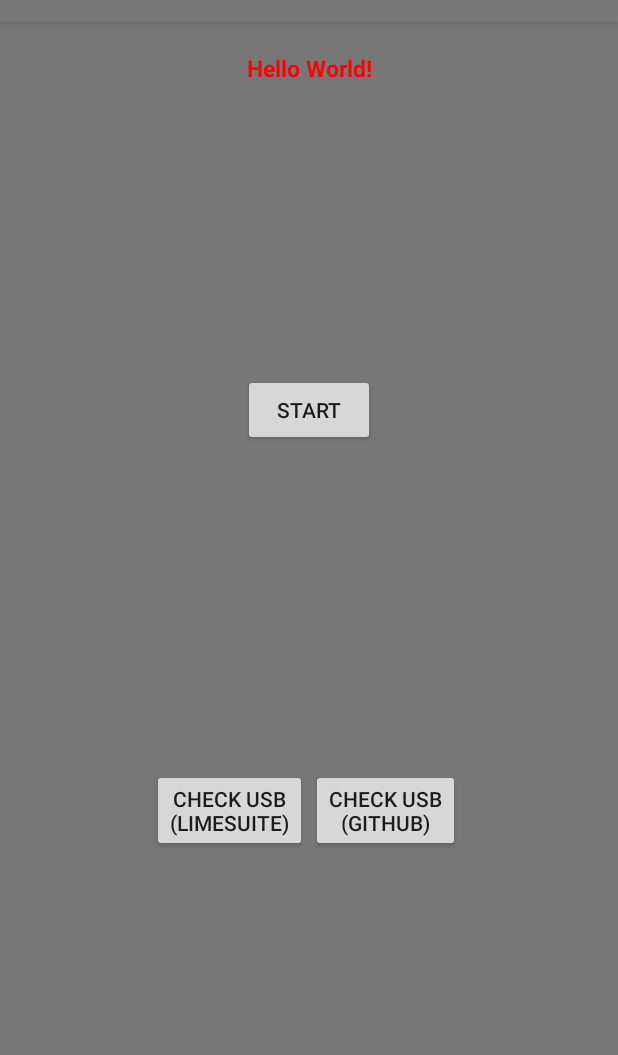
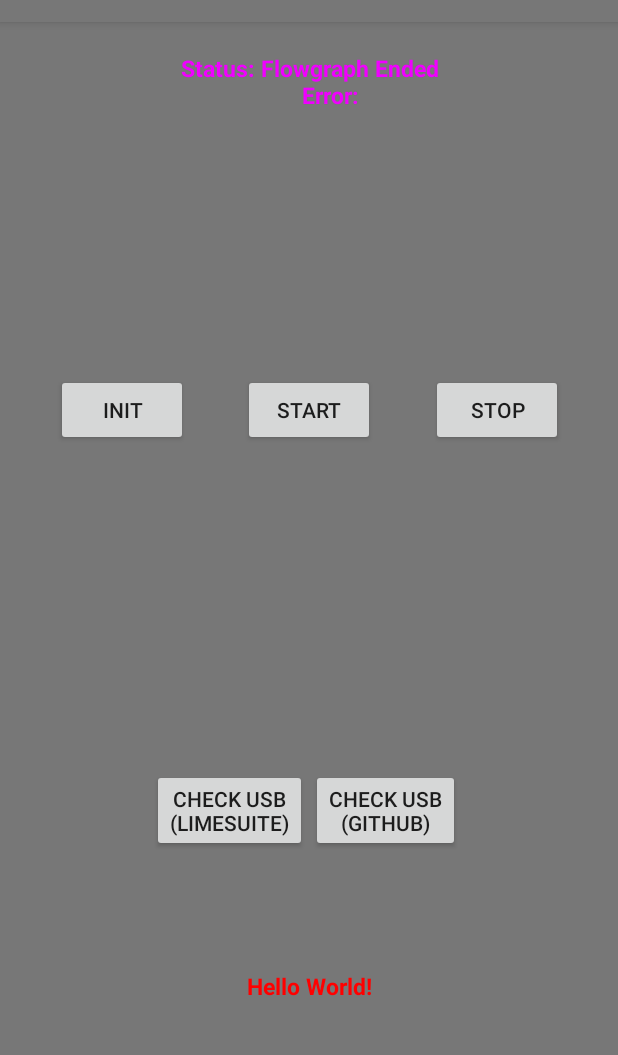
Before and after one commit to LokQiJun/DSO_Intern, an Android app: the screen it shows after launch (MainActivity), after a tap on "START", on a phone screen of 412 x 824 dp, the part 62-1117 px from its top. Run offline under Robolectric (Android 15) with nearby library versions, the phone set to English and light mode, and no system bars; 2 statements that could not run were skipped; 1 other tap on this screen came first.

Commit message:
Updated native code

```diff
--- a/app/src/main/cpp/CMakeLists.txt
+++ b/app/src/main/cpp/CMakeLists.txt
@@ -30,6 +30,6 @@ target_link_libraries(native-lib
         ${TOOLCHAIN}/${ANDROID_ABI}/lib/libgnuradio-fft.so
         ${TOOLCHAIN}/${ANDROID_ABI}/lib/libgnuradio-limesdr.so
         ${TOOLCHAIN}/${ANDROID_ABI}/lib/libLimeSuite.so
-        ${TOOLCHAIN}/${ANDROID_ABI}/lib/libgnuradio-uhd.so
-        ${TOOLCHAIN}/${ANDROID_ABI}/lib/libuhd.so
+#        ${TOOLCHAIN}/${ANDROID_ABI}/lib/libgnuradio-uhd.so
+#        ${TOOLCHAIN}/${ANDROID_ABI}/lib/libuhd.so
         ${log-lib} )
--- a/app/src/main/java/net/bastibl/fmrx/MainActivity.kt
+++ b/app/src/main/java/net/bastibl/fmrx/MainActivity.kt
@@ -33,19 +33,55 @@ class MainActivity : AppCompatActivity() {
     var fileDescriptor: Int = -1
     var usbfsPath = ""
 
+    @SuppressLint("SetTextI18n")
     override fun onCreate(savedInstanceState: Bundle?) {
         super.onCreate(savedInstanceState)
         setContentView(R.layout.activity_main)
 
         checkStoragePermission()
 
+        var errorMessage = ""
+
+        val initButton = findViewById<Button>(R.id.initButton)
+        initButton.setOnClickListener {
+            try {
+                val textView = findViewById<TextView>(R.id.fgStatus)
+                textView.text =
+                    "Status:\tFlowgraph Initialising..."
+                errorMessage = fgInit(fileDescriptor, usbfsPath)
+                displayNotification("Flowgraph initalised\nError:${errorMessage}")
+                textView.text =
+                    "Status:\tFlowgraph Initialised\n\t\tError:${errorMessage}"
+            } catch (e: Exception) {
+                displayNotification("Error running app")
+            }
+        }
+
         val startButton = findViewById<Button>(R.id.startButton)
         startButton.setOnClickListener {
             try {
-                var errorMessage = fgInit(fileDescriptor, "")
-                displayNotification("Flowgraph initalised\nError:${errorMessage}")
-//                errorMessage = fgStart(cacheDir.absolutePath)
-//                displayNotification("Flowgraph running, error:${errorMessage}")
+                val textView = findViewById<TextView>(R.id.fgStatus)
+                textView.text =
+                    "Status:\tFlowgraph Running..."
+                errorMessage = fgStart(cacheDir.absolutePath)
+                displayNotification("Flowgraph running\nError:${errorMessage}")
+                textView.text =
+                    "Status:\tFlowgraph Ended\n\t\tError:${errorMessage}"
+            } catch (e: Exception) {
+                displayNotification("Error running app")
+            }
+        }
+
+        val stopButton = findViewById<Button>(R.id.stopButton)
+        stopButton.setOnClickListener {
+            try {
+                val textView = findViewById<TextView>(R.id.fgStatus)
+                textView.text =
+                    "Status:\tFlowgraph Stopping"
+                fgStop()
+                displayNotification("Flowgraph stopped\nError:${errorMessage}")
+                textView.text =
+                    "Status:\tFlowgraph Stopped\n\t\tError:${errorMessage}"
             } catch (e: Exception) {
                 displayNotification("Error running app")
             }
@@ -54,7 +90,7 @@ class MainActivity : AppCompatActivity() {
         val usbButton1 = findViewById<Button>(R.id.usbButton1)
         usbButton1.setOnClickListener {
             try {
-                var usbList = checkUSB()
+                val usbList = checkUSB()
                 displayNotification("USB Connections:\n${usbList}")
             } catch (e: Exception) {
                 displayNotification("Error running JNI code to check USB connections")
@@ -67,7 +103,7 @@ class MainActivity : AppCompatActivity() {
                 if(fileDescriptor == -1){
                     displayNotification("Invalid Filedescriptor\nDevice is not opened")
                 } else {
-                    var usbList = checkUSBTwo(fileDescriptor)
+                    val usbList = checkUSBTwo(fileDescriptor)
                     displayNotification("USB Connections:\n${usbList}")
                 }
             } catch (e: Exception) {
@@ -161,6 +197,7 @@ class MainActivity : AppCompatActivity() {
 
     private val usbReceiver = object : BroadcastReceiver() {
 
+        @SuppressLint("SetTextI18n")
         @Suppress("IMPLICIT_CAST_TO_ANY")
         override fun onReceive(context: Context, intent: Intent) {
             if (ACTION_USB_PERMISSION == intent.action) {
@@ -213,14 +250,15 @@ class MainActivity : AppCompatActivity() {
     }
 
     override fun onStop() {
+        fgStop()
         super.onStop()
     }
 
     private external fun fgInit(fd: Int, usbfsPath: String): String
     private external fun fgStart(tmpName: String): String
-    external fun fgStop(): Void
-    external fun checkUSB(): String
-    external fun checkUSBTwo(fd: Int): String
+    private external fun fgStop(): String
+    private external fun checkUSB(): String
+    private external fun checkUSBTwo(fd: Int): String
 
     companion object {
         init {
--- a/app/src/main/res/layout/activity_main.xml
+++ b/app/src/main/res/layout/activity_main.xml
@@ -18,19 +18,54 @@
         android:textStyle="bold"
         android:textColor="#FF0000"
         android:gravity="center_horizontal"
+        app:layout_constraintTop_toTopOf="@id/usbButton1"
+        app:layout_constraintLeft_toLeftOf="parent"
+        app:layout_constraintRight_toRightOf="parent"
+        app:layout_constraintBottom_toBottomOf="parent" />
+
+    <TextView
+        android:id="@+id/fgStatus"
+        android:layout_width="wrap_content"
+        android:layout_height="wrap_content"
+        android:layout_marginTop="20dp"
+        android:text="@string/statusDefault"
+        android:textSize="15sp"
+        android:textStyle="bold"
+        android:textColor="#F000FF"
+        android:gravity="center_horizontal"
         app:layout_constraintLeft_toLeftOf="parent"
         app:layout_constraintRight_toRightOf="parent"
         app:layout_constraintTop_toTopOf="parent" />
+
+    <Button
+        android:id="@+id/initButton"
+        android:layout_height="wrap_content"
+        android:layout_width="wrap_content"
+        android:text="@string/InitButton"
+        ap:layout_constraintRight_toLeftOf="@id/startButton"
+        ap:layout_constraintLeft_toLeftOf="parent"
+        ap:layout_constraintBottom_toTopOf="@+id/usbButton1"
+        ap:layout_constraintTop_toTopOf="@id/fgStatus"/>
 
     <Button
         android:id="@+id/startButton"
         android:layout_height="wrap_content"
         android:layout_width="wrap_content"
         android:text="@string/StartButton"
+        ap:layout_constraintRight_toLeftOf="@id/stopButton"
+        ap:layout_constraintLeft_toRightOf="@id/initButton"
+        ap:layout_constraintBottom_toTopOf="@+id/usbButton1"
+        ap:layout_constraintTop_toTopOf="@id/fgStatus"/>
+
+    <Button
+        android:id="@+id/stopButton"
+        android:layout_height="wrap_content"
+        android:layout_width="wrap_content"
+        android:text="@string/StopButton"
         ap:layout_constraintRight_toRightOf="parent"
-        ap:layout_constraintLeft_toLeftOf="parent"
+        ap:layout_constraintLeft_toRightOf="@id/startButton"
         ap:layout_constraintBottom_toTopOf="@+id/usbButton1"
-        ap:layout_constraintTop_toTopOf="@id/sampleText"/>
+        ap:layout_constraintTop_toTopOf="@id/fgStatus"/>
 
     <Button
         android:id="@+id/usbButton1"
--- a/app/src/main/res/values/strings.xml
+++ b/app/src/main/res/values/strings.xml
@@ -2,5 +2,8 @@
     <string name="app_name">GNU Radio AM LIME</string>
     <string name="USBButton1">Check USB\n(LimeSuite)</string>
     <string name="USBButton2">Check USB\n(Github)</string>
+    <string name="InitButton">Init</string>
     <string name="StartButton">Start</string>
+    <string name="StopButton">Stop</string>
+    <string name="statusDefault">Status: --</string>
 </resources>
```
Also changed, not shown: 1 other file.
